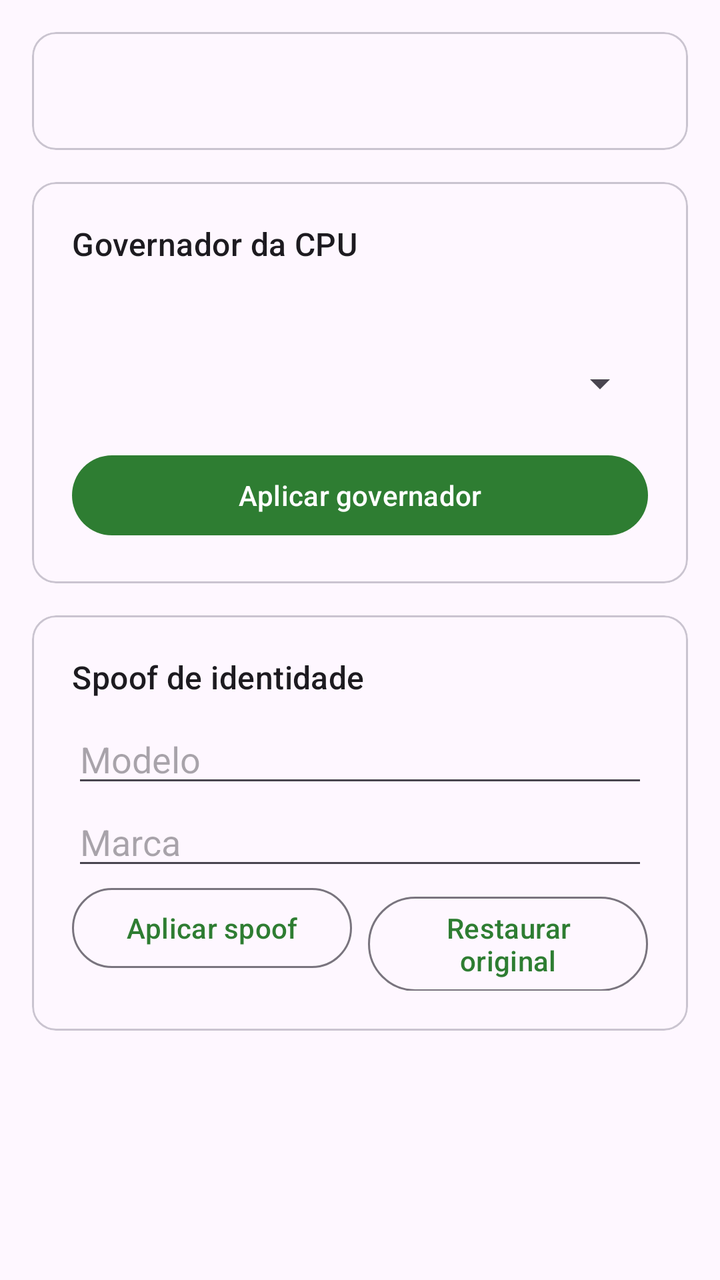
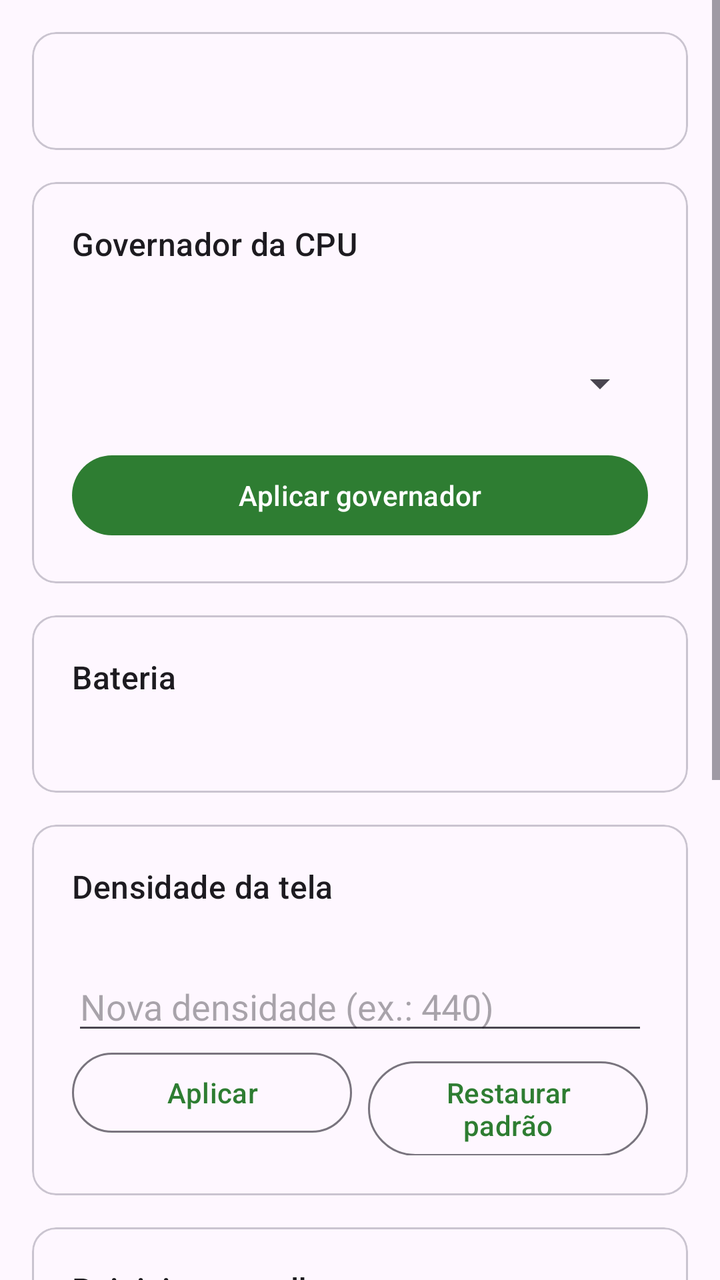

An Android layout rendered at two revisions. The XML below is the earlier revision; the diff shows what the commit changed to produce the second picture.
<!-- AndroidManifest.xml: application theme Theme.ETToolbox -->
<!-- res/layout/fragment_device.xml -->
<?xml version="1.0" encoding="utf-8"?>
<ScrollView xmlns:android="http://schemas.android.com/apk/res/android"
    android:layout_width="match_parent"
    android:layout_height="match_parent">

    <LinearLayout
        android:layout_width="match_parent"
        android:layout_height="wrap_content"
        android:orientation="vertical"
        android:padding="16dp">

        <com.google.android.material.card.MaterialCardView
            android:layout_width="match_parent"
            android:layout_height="wrap_content">

            <TextView
                android:id="@+id/device_info"
                android:layout_width="match_parent"
                android:layout_height="wrap_content"
                android:fontFamily="monospace"
                android:padding="20dp" />
        </com.google.android.material.card.MaterialCardView>

        <com.google.android.material.card.MaterialCardView
            android:layout_width="match_parent"
            android:layout_height="wrap_content"
            android:layout_marginTop="16dp">

            <LinearLayout
                android:layout_width="match_parent"
                android:layout_height="wrap_content"
                android:orientation="vertical"
                android:padding="20dp">

                <TextView
                    android:layout_width="match_parent"
                    android:layout_height="wrap_content"
                    android:text="@string/device_cpu_governor"
                    android:textAppearance="?attr/textAppearanceTitleMedium" />

                <TextView
                    android:id="@+id/cpu_info"
                    android:layout_width="match_parent"
                    android:layout_height="wrap_content"
                    android:layout_marginTop="8dp" />

                <Spinner
                    android:id="@+id/cpu_governor_spinner"
                    android:layout_width="match_parent"
                    android:layout_height="48dp"
                    android:layout_marginTop="8dp" />

                <Button
                    android:id="@+id/cpu_apply"
                    android:layout_width="match_parent"
                    android:layout_height="wrap_content"
                    android:layout_marginTop="8dp"
                    android:text="@string/device_cpu_apply" />
            </LinearLayout>
        </com.google.android.material.card.MaterialCardView>

        <com.google.android.material.card.MaterialCardView
            android:layout_width="match_parent"
            android:layout_height="wrap_content"
            android:layout_marginTop="16dp">

            <LinearLayout
                android:layout_width="match_parent"
                android:layout_height="wrap_content"
                android:orientation="vertical"
                android:padding="20dp">

                <TextView
                    android:layout_width="match_parent"
                    android:layout_height="wrap_content"
                    android:text="@string/device_spoof_title"
                    android:textAppearance="?attr/textAppearanceTitleMedium" />

                <EditText
                    android:id="@+id/spoof_model"
                    android:layout_width="match_parent"
                    android:layout_height="wrap_content"
                    android:layout_marginTop="8dp"
                    android:hint="@string/device_spoof_model"
                    android:inputType="text" />

                <EditText
                    android:id="@+id/spoof_brand"
                    android:layout_width="match_parent"
                    android:layout_height="wrap_content"
                    android:hint="@string/device_spoof_brand"
                    android:inputType="text" />

                <LinearLayout
                    android:layout_width="match_parent"
                    android:layout_height="wrap_content"
                    android:orientation="horizontal">

                    <Button
                        android:id="@+id/spoof_apply"
                        style="?attr/materialButtonOutlinedStyle"
                        android:layout_width="0dp"
                        android:layout_height="wrap_content"
                        android:layout_weight="1"
                        android:text="@string/device_spoof_apply" />

                    <Button
                        android:id="@+id/spoof_restore"
                        style="?attr/materialButtonOutlinedStyle"
                        android:layout_width="0dp"
                        android:layout_height="wrap_content"
                        android:layout_marginStart="8dp"
                        android:layout_weight="1"
                        android:text="@string/device_spoof_restore" />
                </LinearLayout>
            </LinearLayout>
        </com.google.android.material.card.MaterialCardView>
    </LinearLayout>
</ScrollView>
<!-- resources referenced by this layout -->
<resources>
  <string name="device_cpu_apply">Aplicar governador</string>
  <string name="device_cpu_governor">Governador da CPU</string>
  <string name="device_spoof_apply">Aplicar spoof</string>
  <string name="device_spoof_brand">Marca</string>
  <string name="device_spoof_model">Modelo</string>
  <string name="device_spoof_restore">Restaurar original</string>
  <string name="device_spoof_title">Spoof de identidade</string>
  <style name="Theme.ETToolbox" parent="Theme.Material3.DayNight.NoActionBar">
          <item name="colorPrimary">@color/et_primary</item>
          <item name="android:statusBarColor">?attr/colorSurface</item>
          <item name="android:windowLightStatusBar">true</item>
      </style>
  <color name="et_primary">#2E7D32</color>
</resources>

<!-- the commit's change to res/layout/fragment_device.xml (unified diff, before → after) -->
@@ -73,6 +73,143 @@
                 <TextView
                     android:layout_width="match_parent"
                     android:layout_height="wrap_content"
+                    android:text="@string/device_battery_title"
+                    android:textAppearance="?attr/textAppearanceTitleMedium" />
+
+                <TextView
+                    android:id="@+id/battery_info"
+                    android:layout_width="match_parent"
+                    android:layout_height="wrap_content"
+                    android:layout_marginTop="8dp" />
+            </LinearLayout>
+        </com.google.android.material.card.MaterialCardView>
+
+        <com.google.android.material.card.MaterialCardView
+            android:layout_width="match_parent"
+            android:layout_height="wrap_content"
+            android:layout_marginTop="16dp">
+
+            <LinearLayout
+                android:layout_width="match_parent"
+                android:layout_height="wrap_content"
+                android:orientation="vertical"
+                android:padding="20dp">
+
+                <TextView
+                    android:layout_width="match_parent"
+                    android:layout_height="wrap_content"
+                    android:text="@string/device_density_title"
+                    android:textAppearance="?attr/textAppearanceTitleMedium" />
+
+                <TextView
+                    android:id="@+id/density_current"
+                    android:layout_width="match_parent"
+                    android:layout_height="wrap_content"
+                    android:layout_marginTop="8dp" />
+
+                <EditText
+                    android:id="@+id/density_value"
+                    android:layout_width="match_parent"
+                    android:layout_height="wrap_content"
+                    android:hint="@string/device_density_hint"
+                    android:inputType="number"
+                    android:maxLength="4" />
+
+                <LinearLayout
+                    android:layout_width="match_parent"
+                    android:layout_height="wrap_content"
+                    android:orientation="horizontal">
+
+                    <Button
+                        android:id="@+id/density_apply"
+                        style="?attr/materialButtonOutlinedStyle"
+                        android:layout_width="0dp"
+                        android:layout_height="wrap_content"
+                        android:layout_weight="1"
+                        android:text="@string/device_density_apply" />
+
+                    <Button
+                        android:id="@+id/density_reset"
+                        style="?attr/materialButtonOutlinedStyle"
+                        android:layout_width="0dp"
+                        android:layout_height="wrap_content"
+                        android:layout_marginStart="8dp"
+                        android:layout_weight="1"
+                        android:text="@string/device_density_reset" />
+                </LinearLayout>
+            </LinearLayout>
+        </com.google.android.material.card.MaterialCardView>
+
+        <com.google.android.material.card.MaterialCardView
+            android:layout_width="match_parent"
+            android:layout_height="wrap_content"
+            android:layout_marginTop="16dp">
+
+            <LinearLayout
+                android:layout_width="match_parent"
+                android:layout_height="wrap_content"
+                android:orientation="vertical"
+                android:padding="20dp">
+
+                <TextView
+                    android:layout_width="match_parent"
+                    android:layout_height="wrap_content"
+                    android:text="@string/device_reboot_title"
+                    android:textAppearance="?attr/textAppearanceTitleMedium" />
+
+                <TextView
+                    android:layout_width="match_parent"
+                    android:layout_height="wrap_content"
+                    android:layout_marginTop="4dp"
+                    android:text="@string/device_reboot_warning"
+                    android:textColor="?android:attr/textColorSecondary" />
+
+                <LinearLayout
+                    android:layout_width="match_parent"
+                    android:layout_height="wrap_content"
+                    android:orientation="horizontal">
+
+                    <Button
+                        android:id="@+id/btn_reboot_normal"
+                        style="?attr/materialButtonOutlinedStyle"
+                        android:layout_width="0dp"
+                        android:layout_height="wrap_content"
+                        android:layout_weight="1"
+                        android:text="@string/device_reboot_normal" />
+
+                    <Button
+                        android:id="@+id/btn_reboot_recovery"
+                        style="?attr/materialButtonOutlinedStyle"
+                        android:layout_width="0dp"
+                        android:layout_height="wrap_content"
+                        android:layout_marginStart="8dp"
+                        android:layout_weight="1"
+                        android:text="@string/device_reboot_recovery" />
+                </LinearLayout>
+
+                <Button
+                    android:id="@+id/btn_reboot_bootloader"
+                    style="?attr/materialButtonOutlinedStyle"
+                    android:layout_width="match_parent"
+                    android:layout_height="wrap_content"
+                    android:text="@string/device_reboot_bootloader" />
+            </LinearLayout>
+        </com.google.android.material.card.MaterialCardView>
+
+        <com.google.android.material.card.MaterialCardView
+            android:layout_width="match_parent"
+            android:layout_height="wrap_content"
+            android:layout_marginTop="16dp">
+
+            <LinearLayout
+                android:layout_width="match_parent"
+                android:layout_height="wrap_content"
+                android:orientation="vertical"
+                android:padding="20dp">
+
+                <TextView
+                    android:layout_width="match_parent"
+                    android:layout_height="wrap_content"
                     android:text="@string/device_spoof_title"
                     android:textAppearance="?attr/textAppearanceTitleMedium" />
 
<!-- resource entries referenced after the edit -->
@@ -1,7 +1,17 @@
 <!-- resources referenced by this layout -->
 <resources>
+  <string name="device_battery_title">Bateria</string>
   <string name="device_cpu_apply">Aplicar governador</string>
   <string name="device_cpu_governor">Governador da CPU</string>
+  <string name="device_density_apply">Aplicar</string>
+  <string name="device_density_hint">Nova densidade (ex.: 440)</string>
+  <string name="device_density_reset">Restaurar padrão</string>
+  <string name="device_density_title">Densidade da tela</string>
+  <string name="device_reboot_bootloader">Bootloader</string>
+  <string name="device_reboot_normal">Normal</string>
+  <string name="device_reboot_recovery">Recovery</string>
+  <string name="device_reboot_title">Reiniciar aparelho</string>
+  <string name="device_reboot_warning">Confirme antes: o aparelho reinicia imediatamente.</string>
   <string name="device_spoof_apply">Aplicar spoof</string>
   <string name="device_spoof_brand">Marca</string>
   <string name="device_spoof_model">Modelo</string>
